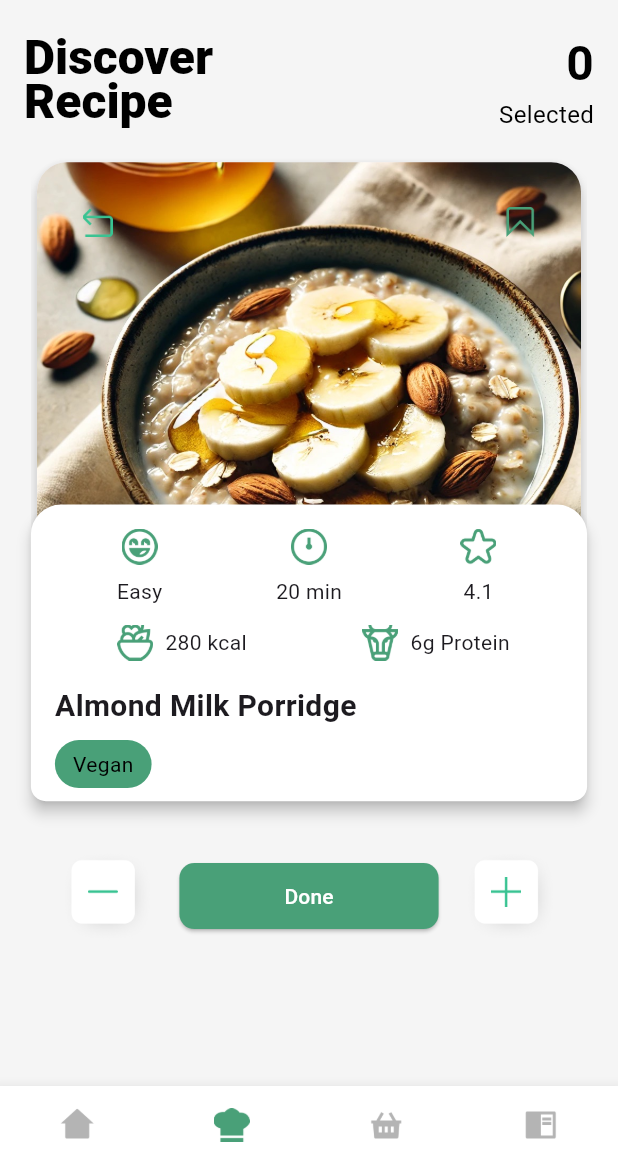
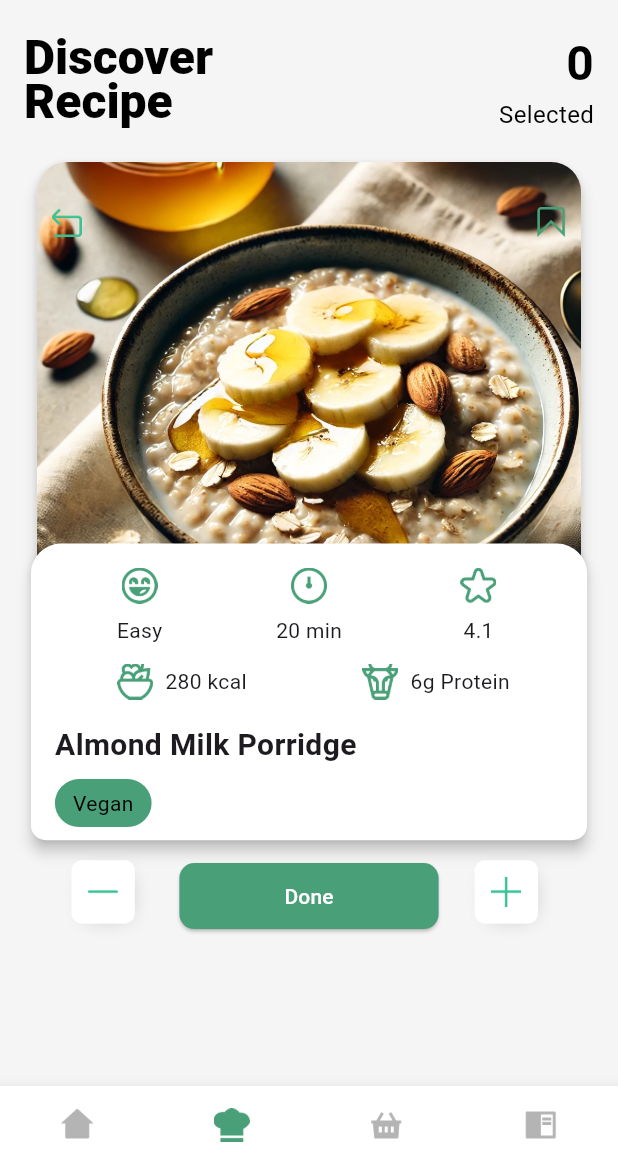
Before and after one commit to aadityayadav17/binarybandits, a Flutter app: the RecipeOverviewScreen screen opened directly, after a tap on an icon or button, on a phone screen of 412 x 824 dp, the part 63-1236 px from its top. Run offline on Flutter 3.47's test engine with Material 3 defaults, Android fonts, the phone set to English and light mode, and no system bars; our stand-ins replace country_code_picker, dropdown_button2, firebase_core, google_fonts; accounts and stored records are empty.

Commit message:
Recipe Selection (42/n) - Fixed Recipe Information Card Problem

```diff
--- a/lib/screens/recipe_selection_screen/recipe_selection_screen.dart
+++ b/lib/screens/recipe_selection_screen/recipe_selection_screen.dart
@@ -5,7 +5,6 @@ import 'package:flutter/services.dart' show rootBundle;
 import 'package:binarybandits/models/recipe.dart';
 import 'package:binarybandits/screens/home_screen.dart';
 import 'package:binarybandits/screens/recipe_overview_screen.dart';
-import 'package:binarybandits/screens/recipe_selection_screen/widgets/recipe_information_card.dart';
 import 'package:binarybandits/screens/recipe_selection_screen/widgets/recipe_card_components.dart';
 
 class RecipeSelectionScreen extends StatefulWidget {
@@ -255,12 +254,6 @@ class _RecipeSelectionScreenState extends State<RecipeSelectionScreen>
                     ),
                   ],
                 ),
-                RecipeInformationCard(
-                  recipe: recipe,
-                  topPosition: cardTopPosition + 30,
-                  cardHeight: cardHeight,
-                  scrollController: _scrollController,
-                ),
                 Positioned(
                   top: cardTopPosition + 260,
                   left: 0,
--- a/lib/screens/recipe_selection_screen/widgets/recipe_card_components.dart
+++ b/lib/screens/recipe_selection_screen/widgets/recipe_card_components.dart
@@ -97,12 +97,15 @@ class RecipeCardStack extends StatelessWidget {
 
   @override
   Widget build(BuildContext context) {
-    return Stack(
+    return SizedBox(
+      height: cardTopPosition + cardHeight,
+      child: Stack(
+        clipBehavior: Clip.none,
         children: [
-        Column(
-          children: [
-            SizedBox(
-              height: cardTopPosition,
+          Positioned(
+            top: 0,
+            left: 0,
+            right: 0,
             child: RecipeImageCard(
               recipe: recipe,
               isSaved: isSaved,
@@ -111,15 +114,19 @@ class RecipeCardStack extends StatelessWidget {
               screenWidth: screenWidth,
             ),
           ),
-          ],
-        ),
-        RecipeInformationCard(
+          Positioned(
+            top: cardTopPosition - 30, // Adjust this value as needed
+            left: 0,
+            right: 0,
+            child: RecipeInformationCard(
               recipe: recipe,
-          topPosition: cardTopPosition + 30,
+              topPosition: 0,
               cardHeight: cardHeight,
               scrollController: scrollController,
             ),
+          ),
         ],
+      ),
     );
   }
 }
```
Lines whose indentation alone changed are shown as unchanged.
